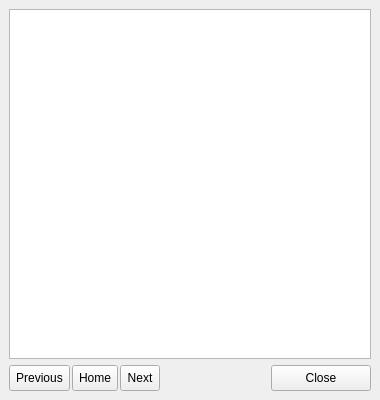
Old version of the form share/skins/default/help.ui in the repository itds-consulting/yate.
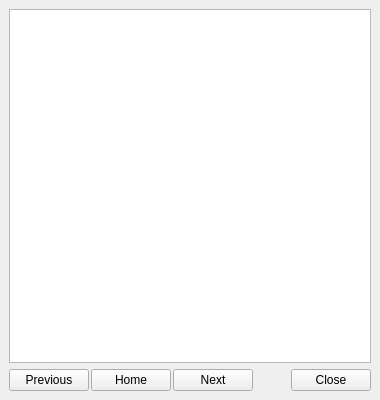
New version of the form. Icons and pictures are not drawn.

```diff
--- a/share/skins/default/help.ui
+++ b/share/skins/default/help.ui
@@ -77,25 +77,7 @@
          <number>2</number>
         </property>
         <item>
-         <widget class="QToolButton" name="help_prev" >
-          <property name="sizePolicy" >
-           <sizepolicy vsizetype="Fixed" hsizetype="Preferred" >
-            <horstretch>0</horstretch>
-            <verstretch>0</verstretch>
-           </sizepolicy>
-          </property>
-          <property name="minimumSize" >
-           <size>
-            <width>26</width>
-            <height>26</height>
-           </size>
-          </property>
-          <property name="maximumSize" >
-           <size>
-            <width>100</width>
-            <height>26</height>
-           </size>
-          </property>
+         <widget class="QPushButton" name="help_prev" >
           <property name="toolTip" >
            <string/>
           </property>
@@ -105,34 +87,13 @@
           <property name="icon" >
            <iconset>prev.png</iconset>
           </property>
-          <property name="toolButtonStyle" >
-           <enum>Qt::ToolButtonTextBesideIcon</enum>
-          </property>
           <property name="_yate_identity" stdset="0" >
            <string>help:prev</string>
           </property>
          </widget>
         </item>
         <item>
-         <widget class="QToolButton" name="help_home" >
-          <property name="sizePolicy" >
-           <sizepolicy vsizetype="Fixed" hsizetype="Preferred" >
-            <horstretch>0</horstretch>
-            <verstretch>0</verstretch>
-           </sizepolicy>
-          </property>
-          <property name="minimumSize" >
-           <size>
-            <width>26</width>
-            <height>26</height>
-           </size>
-          </property>
-          <property name="maximumSize" >
-           <size>
-            <width>100</width>
-            <height>26</height>
-           </size>
-          </property>
+         <widget class="QPushButton" name="help_home" >
           <property name="toolTip" >
            <string>Home</string>
           </property>
@@ -142,43 +103,19 @@
           <property name="icon" >
            <iconset>home.png</iconset>
           </property>
-          <property name="toolButtonStyle" >
-           <enum>Qt::ToolButtonTextBesideIcon</enum>
-          </property>
           <property name="_yate_identity" stdset="0" >
            <string>help:home</string>
           </property>
          </widget>
         </item>
         <item>
-         <widget class="QToolButton" name="help_next" >
-          <property name="sizePolicy" >
-           <sizepolicy vsizetype="Fixed" hsizetype="Preferred" >
-            <horstretch>0</horstretch>
-            <verstretch>0</verstretch>
-           </sizepolicy>
-          </property>
-          <property name="minimumSize" >
-           <size>
-            <width>26</width>
-            <height>26</height>
-           </size>
-          </property>
-          <property name="maximumSize" >
-           <size>
-            <width>100</width>
-            <height>26</height>
-           </size>
-          </property>
+         <widget class="QPushButton" name="help_next" >
           <property name="text" >
            <string>Next</string>
           </property>
           <property name="icon" >
            <iconset>next.png</iconset>
           </property>
-          <property name="toolButtonStyle" >
-           <enum>Qt::ToolButtonTextBesideIcon</enum>
-          </property>
           <property name="_yate_identity" stdset="0" >
            <string>help:next</string>
           </property>
@@ -198,40 +135,13 @@
          </spacer>
         </item>
         <item>
-         <widget class="QToolButton" name="button_hide" >
-          <property name="sizePolicy" >
-           <sizepolicy vsizetype="Fixed" hsizetype="Expanding" >
-            <horstretch>0</horstretch>
-            <verstretch>0</verstretch>
-           </sizepolicy>
-          </property>
-          <property name="minimumSize" >
-           <size>
-            <width>75</width>
-            <height>26</height>
-           </size>
-          </property>
-          <property name="maximumSize" >
-           <size>
-            <width>100</width>
-            <height>26</height>
-           </size>
-          </property>
+         <widget class="QPushButton" name="button_hide" >
           <property name="text" >
            <string>Close</string>
           </property>
           <property name="icon" >
            <iconset>close.png</iconset>
           </property>
-          <property name="iconSize" >
-           <size>
-            <width>20</width>
-            <height>20</height>
-           </size>
-          </property>
-          <property name="toolButtonStyle" >
-           <enum>Qt::ToolButtonTextBesideIcon</enum>
-          </property>
          </widget>
         </item>
        </layout>
```
